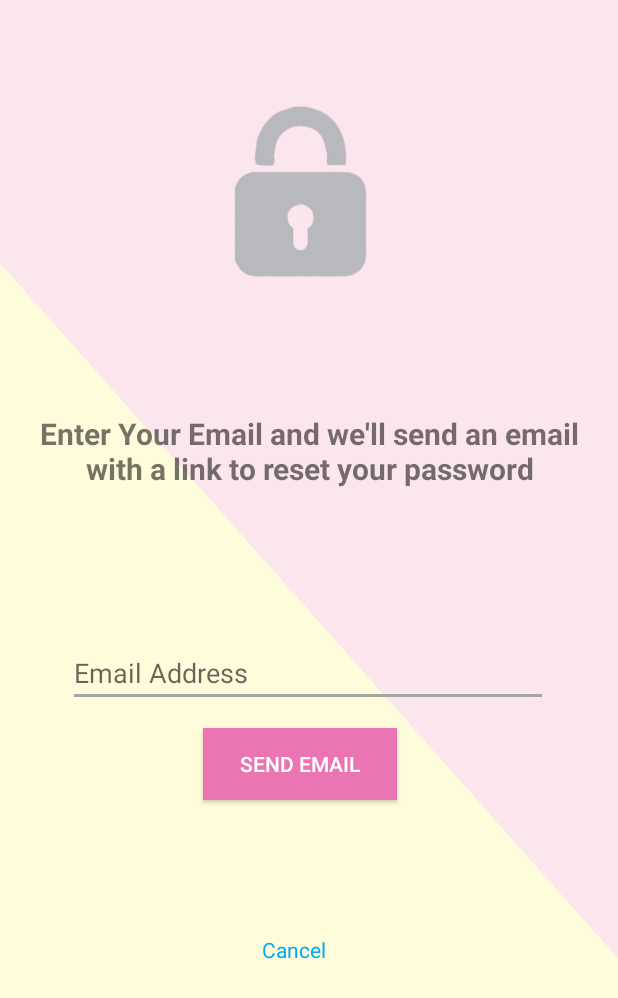
After one commit to njoudAlshuaibi/postit_, an Android app: the forgetPasswordActivity screen opened directly, with no data from a screen before it, on a phone screen of 412 x 824 dp. The commit adds this screen. Shown: the top 998 px of the screen. Run offline under Robolectric (Android 15) with nearby library versions, the phone set to English and light mode, and no system bars.

Commit message:
forget password frontend DONE

```diff
--- a/app/src/main/AndroidManifest.xml
+++ b/app/src/main/AndroidManifest.xml
@@ -9,7 +9,8 @@
         android:roundIcon="@mipmap/ic_launcher_round"
         android:supportsRtl="true"
         android:theme="@style/AppTheme">
-        <activity android:name=".CreateAccountActivity"></activity>
+        <activity android:name=".forgetPasswordActivity"></activity>
+        <activity android:name=".CreateAccountActivity" />
         <activity android:name=".splashActivity">
             <intent-filter>
                 <action android:name="android.intent.action.MAIN" />
@@ -17,7 +18,7 @@
                 <category android:name="android.intent.category.LAUNCHER" />
             </intent-filter>
         </activity>
-        <activity android:name=".MainActivity"></activity>
+        <activity android:name=".MainActivity" />
     </application>
 
 </manifest>
--- a/app/src/main/java/com/postit/postit_/MainActivity.java
+++ b/app/src/main/java/com/postit/postit_/MainActivity.java
@@ -13,7 +13,7 @@ import com.google.firebase.database.FirebaseDatabase;
 public class MainActivity extends AppCompatActivity {
 
     private TextView createAccount;//test
-
+    private TextView forgetPassword;
 
     protected void onCreate(Bundle savedInstanceState) {
 
@@ -24,6 +24,7 @@ public class MainActivity extends AppCompatActivity {
 
 
         createAccount = (TextView) findViewById(R.id.createAccount);
+        forgetPassword  = (TextView) findViewById(R.id.forgetPassword);
 
         createAccount.setOnClickListener(new View.OnClickListener() {
 
@@ -32,10 +33,14 @@ public class MainActivity extends AppCompatActivity {
             }//End onClick()
         });
 
-
-        }
+        forgetPassword.setOnClickListener(new View.OnClickListener() {
+            @Override
+            public void onClick(View view) {
+                startActivity(new Intent(MainActivity.this, forgetPasswordActivity.class));
+            }
+        });
+    }
 
 
 
-
-    }
+}
--- /dev/null
+++ b/app/src/main/java/com/postit/postit_/forgetPasswordActivity.java
@@ -0,0 +1,28 @@
+package com.postit.postit_;
+
+import androidx.appcompat.app.AppCompatActivity;
+
+import android.content.Intent;
+import android.os.Bundle;
+import android.view.View;
+import android.widget.TextView;
+
+public class forgetPasswordActivity extends AppCompatActivity {
+
+    private TextView cancel;
+    @Override
+    protected void onCreate(Bundle savedInstanceState) {
+        super.onCreate(savedInstanceState);
+        setContentView(R.layout.activity_forget_password);
+
+
+        cancel= (TextView) findViewById(R.id.cancel);
+
+        cancel.setOnClickListener(new View.OnClickListener() {
+
+            public void onClick(View view) {
+                startActivity(new Intent(forgetPasswordActivity.this, MainActivity.class));
+            }//End onClick()
+        });
+    }
+}
--- a/app/src/main/res/layout/activity_create_account.xml
+++ b/app/src/main/res/layout/activity_create_account.xml
@@ -126,7 +126,7 @@
                     android:layout_marginLeft="40dp"
                     android:layout_marginTop="10dp"
                     android:layout_marginRight="5dp"
-                    android:text="Chose Collage:"
+                    android:text="Choose Collage:"
                     android:textAlignment="center"
                     android:textSize="14sp" />
 
@@ -155,7 +155,7 @@
                     android:layout_marginLeft="-5dp"
                     android:layout_marginTop="10dp"
                     android:layout_marginRight="-10dp"
-                    android:text="Chose Major:"
+                    android:text="Choose Major:"
                     android:textAlignment="center"
                     android:textStyle="bold" />
 
--- /dev/null
+++ b/app/src/main/res/layout/activity_forget_password.xml
@@ -0,0 +1,75 @@
+<?xml version="1.0" encoding="utf-8"?>
+<LinearLayout xmlns:android="http://schemas.android.com/apk/res/android"
+    xmlns:app="http://schemas.android.com/apk/res-auto"
+    xmlns:tools="http://schemas.android.com/tools"
+    android:layout_width="match_parent"
+    android:layout_height="match_parent"
+    tools:context=".forgetPasswordActivity"
+    android:orientation="vertical"
+    android:background="@drawable/bg"
+    android:autoMirrored="true"
+
+    >
+
+    <LinearLayout
+        android:layout_width="match_parent"
+        android:layout_height="match_parent"
+        android:background="#A6FFFFFF"
+        android:orientation="vertical">
+
+        <ImageView
+
+            android:id="@+id/imageView2"
+            android:layout_width="210dp"
+            android:layout_height="175dp"
+            android:layout_marginLeft="95dp"
+            android:layout_marginTop="40dp"
+            app:srcCompat="@drawable/lock" />
+
+        <TextView
+            android:id="@+id/textView"
+            android:layout_width="match_parent"
+            android:layout_height="wrap_content"
+            android:layout_marginTop="60dp"
+            android:text="Enter Your Email and we'll send an email
+             with a link to reset your password"
+            android:textAlignment="center"
+            android:textIsSelectable="false"
+            android:textSize="20sp"
+            android:textStyle="bold" />
+
+        <EditText
+            android:id="@+id/editTextTextEmailAddress"
+            android:layout_width="wrap_content"
+            android:layout_height="wrap_content"
+            android:layout_marginLeft="45dp"
+            android:layout_marginTop="100dp"
+            android:ems="15"
+            android:hint="Email Address"
+            android:inputType="textEmailAddress"
+            android:textAlignment="textStart" />
+
+        <Button
+            android:id="@+id/ResetButton"
+            android:layout_width="129dp"
+            android:layout_height="wrap_content"
+            android:layout_marginLeft="135dp"
+            android:layout_marginTop="14dp"
+            android:background="#EB75B2"
+            android:text="Send Email"
+            android:textColor="#fff" />
+
+        <TextView
+            android:id="@+id/cancel"
+            android:layout_width="match_parent"
+            android:layout_height="62dp"
+            android:layout_marginLeft="30dp"
+            android:layout_marginTop="90dp"
+            android:layout_marginEnd="20dp"
+            android:text="Cancel"
+            android:textAlignment="center"
+            android:textColor="#03A9F4" />
+
+
+    </LinearLayout>
+</LinearLayout>
```
Also changed, not shown: app/src/main/java/com/postit/postit_/CreateAccountActivity.java (indentation only), app/src/main/res/drawable/lock.png (added).
